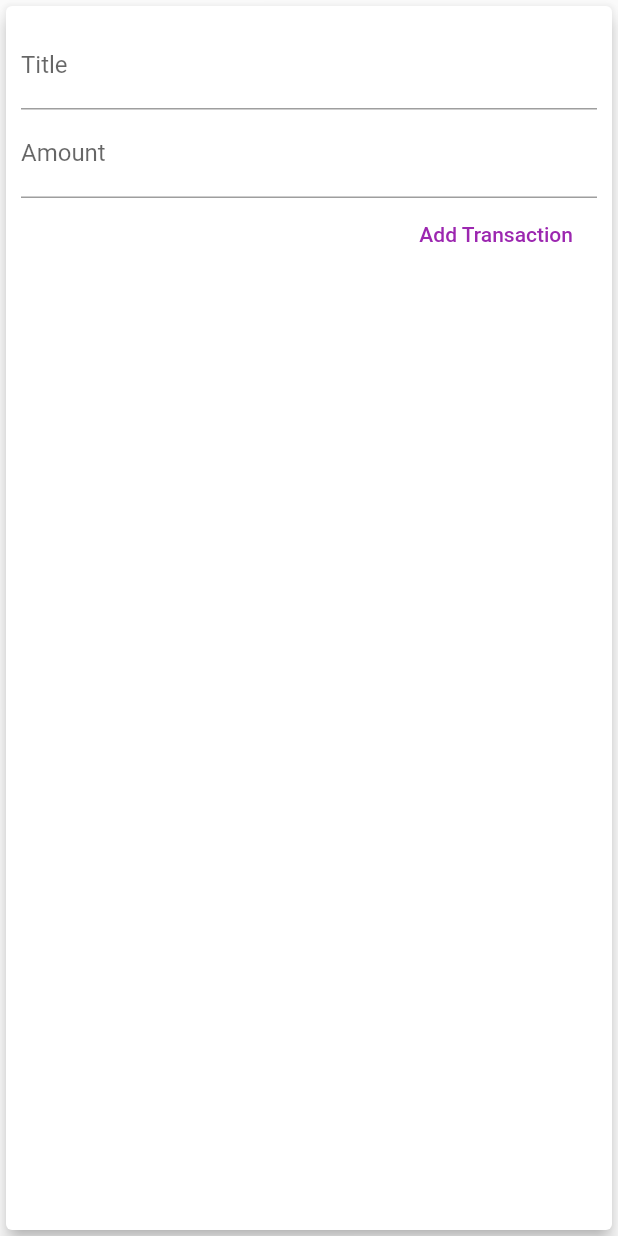
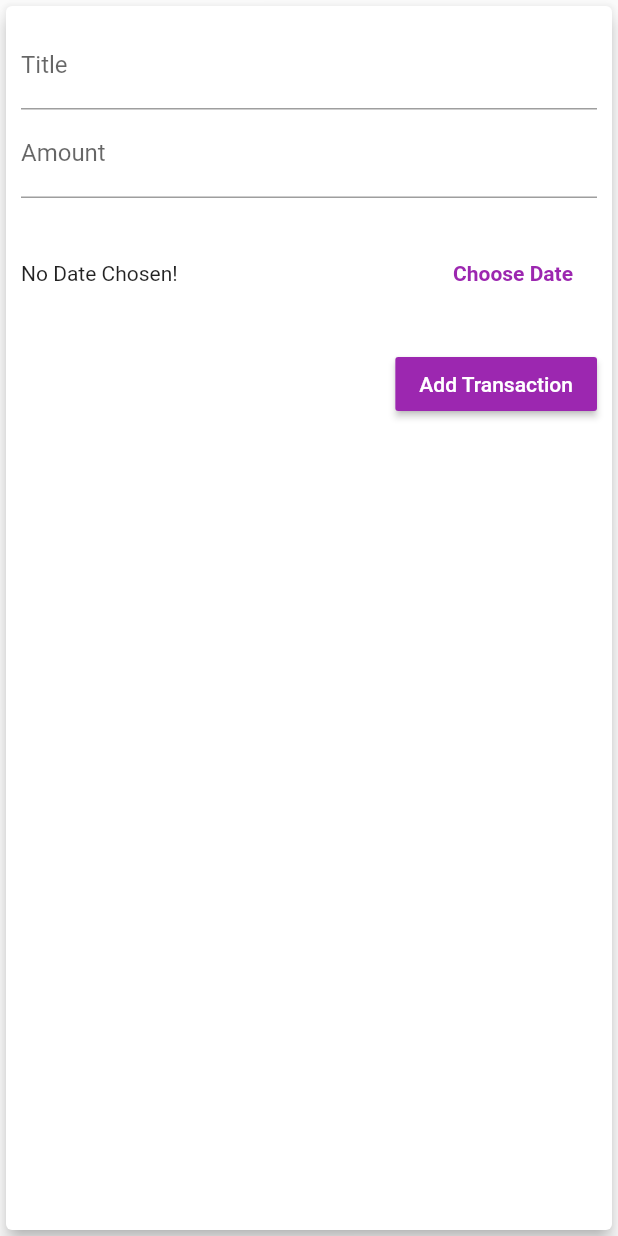
Before and after one commit to Zr99/Flutter_Personal_Expenses, a Flutter app: the NewTransaction widget shown alone on an empty page, opened directly with empty values, after a tap on "Add Transaction", on a phone screen of 412 x 824 dp. Run offline on Flutter 3.47's test engine with Material 2 defaults, Android fonts, the phone set to English and light mode, and no system bars.

Commit message:
Added the date time picker and able to set the date that you want

```diff
--- a/lib/main.dart
+++ b/lib/main.dart
@@ -1,4 +1,5 @@
 import 'package:flutter/material.dart';
+import 'package:intl/intl.dart';
 import 'package:personal_expenses/widgets/chart.dart';
 import './widgets/transaction_list.dart';
 import './models/transcation.dart';
@@ -60,12 +61,13 @@ class _MyHomePageState extends State<MyHomePage> {
     }).toList();
   }
 
-  void _addNewTransaction(String txTitle, double txAmount) {
+  void _addNewTransaction(
+      String txTitle, double txAmount, DateTime chosenDate) {
     final newTx = Transaction(
         id: DateTime.now().toString(),
         title: txTitle,
         amount: txAmount,
-        date: DateTime.now());
+        date: chosenDate);
     setState(() {
       _userTransactions.add(newTx);
     });
--- a/lib/widgets/new_transaction.dart
+++ b/lib/widgets/new_transaction.dart
@@ -1,4 +1,5 @@
 import 'package:flutter/material.dart';
+import 'package:intl/intl.dart';
 
 class NewTransaction extends StatefulWidget {
   final Function addTx;
@@ -10,21 +11,44 @@ class NewTransaction extends StatefulWidget {
 }
 
 class _NewTransactionState extends State<NewTransaction> {
-  final titleController = TextEditingController();
-  final amountController = TextEditingController();
+  final _titleController = TextEditingController();
+  final _amountController = TextEditingController();
+  DateTime? _selectDate;
 
-  void submitData() {
-    final enteredTitle = titleController.text;
-    final enteredAmount = double.parse(amountController.text);
-
-    if (enteredTitle.isEmpty || enteredAmount <= 0) {
+  void _submitData() {
+    if (_amountController.text.isEmpty) {
       return;
     }
+
+    final enteredTitle = _titleController.text;
+    final enteredAmount = double.parse(_amountController.text);
+
+    if (enteredTitle.isEmpty || enteredAmount <= 0 || _selectDate == null) {
+      return;
+    }
+
     widget.addTx(
       enteredTitle,
       enteredAmount,
+      _selectDate,
     );
     Navigator.of(context).pop();
+  }
+
+  void _presentDatePicker() {
+    showDatePicker(
+            context: context,
+            initialDate: DateTime.now(),
+            firstDate: DateTime(2019),
+            lastDate: DateTime.now())
+        .then((pickedDate) {
+      if (pickedDate == null) {
+        return;
+      }
+      setState(() {
+        _selectDate = pickedDate;
+      });
+    });
   }
 
   @override
@@ -38,25 +62,47 @@ class _NewTransactionState extends State<NewTransaction> {
           children: <Widget>[
             TextField(
               decoration: InputDecoration(labelText: 'Title'),
-              controller: titleController,
-              onSubmitted: (_) => submitData(),
+              controller: _titleController,
+              onSubmitted: (_) => _submitData(),
               // onChanged: (value) {
               //   titleInput = value;
               // },
             ),
             TextField(
               decoration: InputDecoration(labelText: 'Amount'),
-              controller: amountController,
+              controller: _amountController,
               keyboardType: TextInputType.number,
-              onSubmitted: (_) => submitData(),
+              onSubmitted: (_) => _submitData(),
               // onChanged: (value) {
               //   amountInput = value;
               // },
             ),
-            FlatButton(
-              onPressed: submitData,
+            Container(
+              height: 100,
+              child: Row(
+                children: <Widget>[
+                  Expanded(
+                    child: Text(_selectDate == null
+                        ? 'No Date Chosen!'
+                        // : DateFormat.yMd().format(_selectDate).toString()),
+                        : 'Picked Date: ${DateFormat.yMd().format(_selectDate!)}'),
+                  ),
+                  FlatButton(
+                    textColor: Theme.of(context).primaryColor,
+                    onPressed: _presentDatePicker,
+                    child: Text(
+                      'Choose Date',
+                      style: TextStyle(fontWeight: FontWeight.bold),
+                    ),
+                  )
+                ],
+              ),
+            ),
+            RaisedButton(
+              onPressed: _submitData,
               child: Text('Add Transaction'),
-              textColor: Colors.purple,
+              color: Theme.of(context).primaryColor,
+              textColor: Colors.white,
             )
           ],
         ),
```
